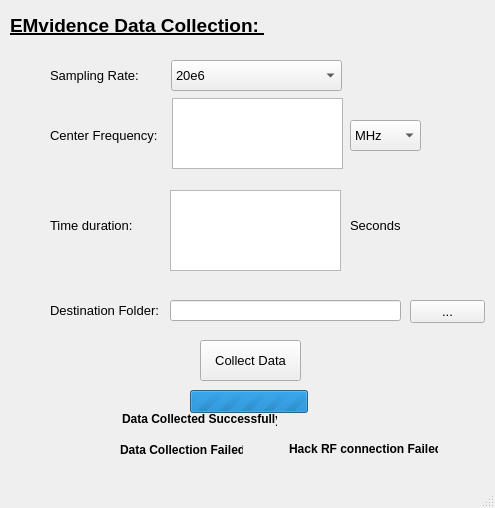
Old version of the form application.ui in the repository jdratnayake/EMvidence-Desktop.
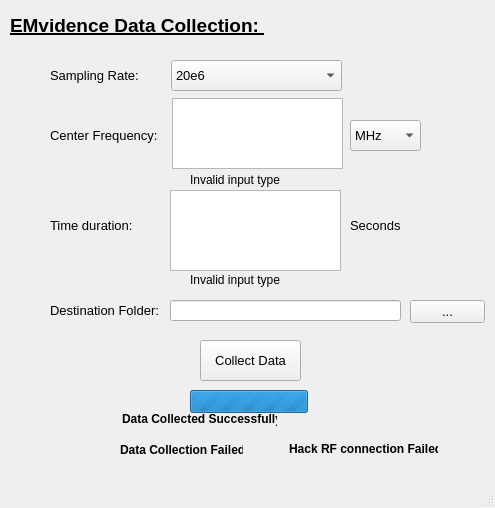
New version of the form. Icons and pictures are not drawn.

Commit message: validation in frequency and time duration fields

What changed in the file:
```diff
--- a/application.ui
+++ b/application.ui
@@ -459,6 +459,46 @@
      <string>Hack RF connection Failed!</string>
     </property>
    </widget>
+   <widget class="QLabel" name="error_label_freq">
+    <property name="geometry">
+     <rect>
+      <x>190</x>
+      <y>170</y>
+      <width>291</width>
+      <height>20</height>
+     </rect>
+    </property>
+    <property name="font">
+     <font>
+      <pointsize>9</pointsize>
+      <weight>50</weight>
+      <bold>false</bold>
+     </font>
+    </property>
+    <property name="text">
+     <string>Invalid input type</string>
+    </property>
+   </widget>
+   <widget class="QLabel" name="error_label_time">
+    <property name="geometry">
+     <rect>
+      <x>190</x>
+      <y>270</y>
+      <width>281</width>
+      <height>20</height>
+     </rect>
+    </property>
+    <property name="font">
+     <font>
+      <pointsize>9</pointsize>
+      <weight>50</weight>
+      <bold>false</bold>
+     </font>
+    </property>
+    <property name="text">
+     <string>Invalid input type</string>
+    </property>
+   </widget>
   </widget>
   <widget class="QMenuBar" name="menubar">
    <property name="geometry">
```
The commit also changes 3 other files.
